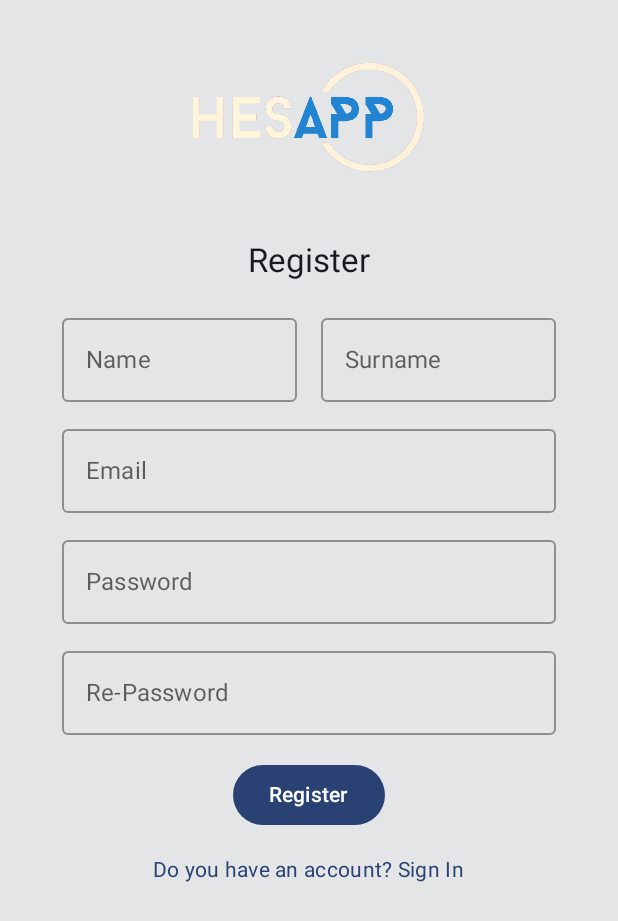
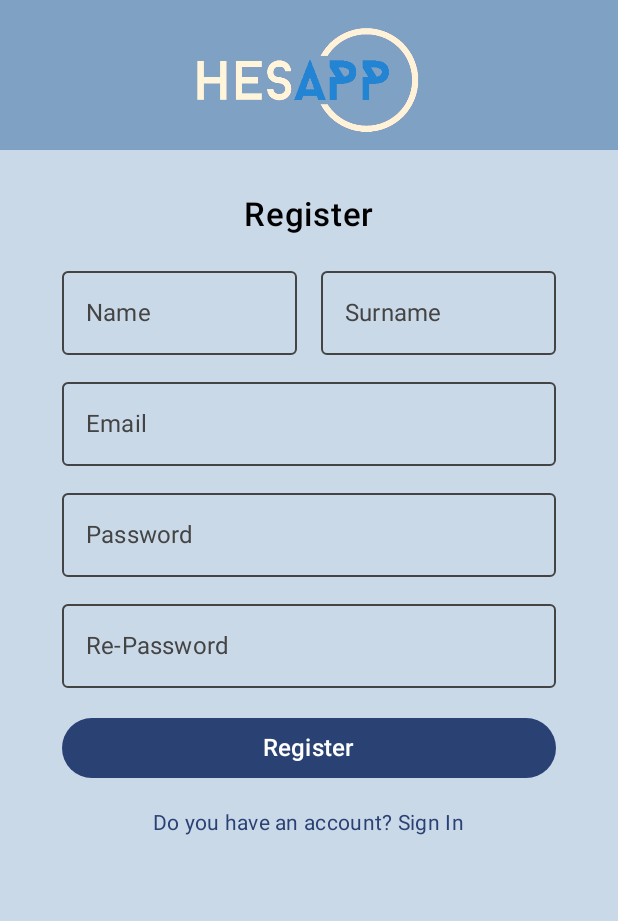
Before and after one commit to emirsansar/HesApp-Tracker---JetPack-Compose, an Android app built with Jetpack Compose: the screen it shows after launch (AuthenticationActivity), after a tap on "Don't have an account? Register", on a phone screen of 412 x 824 dp. Shown: the top 921 px of the screen. Run offline under Robolectric (Android 15) with nearby library versions, the phone set to English and light mode, and no system bars; our stand-ins replace Firebase (no records; nobody signed in at launch, a user with empty details on screens opened directly), livedata-compose.

Commit message:
"The Login and Register screens have been adjusted for light/dark themes, and code improvements have been made."

```diff
--- a/app/src/main/java/com/emirsansar/hesapptracker/view/Authentication/LoginScreen.kt
+++ b/app/src/main/java/com/emirsansar/hesapptracker/view/Authentication/LoginScreen.kt
@@ -6,16 +6,20 @@ import android.os.Handler
 import android.os.Looper
 import android.widget.Toast
 import androidx.compose.foundation.Image
+import androidx.compose.foundation.background
 import androidx.compose.foundation.clickable
 import androidx.compose.foundation.layout.Arrangement
+import androidx.compose.foundation.layout.Box
 import androidx.compose.foundation.layout.Column
 import androidx.compose.foundation.layout.fillMaxSize
 import androidx.compose.foundation.layout.fillMaxWidth
+import androidx.compose.foundation.layout.height
 import androidx.compose.foundation.layout.padding
 import androidx.compose.foundation.layout.width
 import androidx.compose.material.OutlinedTextField
 import androidx.compose.material.Surface
 import androidx.compose.material.Text
+import androidx.compose.material.TextFieldDefaults.outlinedTextFieldColors
 import androidx.compose.material3.Button
 import androidx.compose.material3.MaterialTheme
 import androidx.compose.runtime.Composable
@@ -30,24 +34,36 @@ import androidx.compose.ui.graphics.Color
 import androidx.compose.ui.platform.LocalContext
 import androidx.compose.ui.platform.LocalSoftwareKeyboardController
 import androidx.compose.ui.res.painterResource
+import androidx.compose.ui.text.TextStyle
+import androidx.compose.ui.text.font.FontWeight
 import androidx.compose.ui.text.input.PasswordVisualTransformation
+import androidx.compose.ui.text.input.VisualTransformation
+import androidx.compose.ui.text.style.TextDecoration
 import androidx.compose.ui.unit.dp
+import androidx.compose.ui.unit.sp
 import androidx.navigation.NavController
 import com.emirsansar.hesapptracker.R
+import com.emirsansar.hesapptracker.manager.AppManager
+import com.emirsansar.hesapptracker.ui.theme.DarkThemeColors
+import com.emirsansar.hesapptracker.ui.theme.LightThemeColors
 import com.emirsansar.hesapptracker.view.AppMain.MainActivity
 import com.emirsansar.hesapptracker.viewModel.AuthenticationViewModel
 
 @Composable
-fun LoginScreen(navController: NavController, authVM: AuthenticationViewModel = AuthenticationViewModel() ){
-
+fun LoginScreen(
+    navController: NavController,
+    authVM: AuthenticationViewModel = AuthenticationViewModel()
+){
     val context = LocalContext.current
     val keyboardController = LocalSoftwareKeyboardController.current
+    val appManager = AppManager.getInstance(context)
 
     val emailState = remember { mutableStateOf("") }
     val passwordState = remember { mutableStateOf("") }
 
     val loginState by authVM.loginState.observeAsState(AuthenticationViewModel.LoginState.IDLE)
     val loggingError by authVM.loggingError.observeAsState()
+
 
     LaunchedEffect(loginState) {
         when (loginState) {
@@ -65,24 +81,35 @@ fun LoginScreen(navController: NavController, authVM: AuthenticationViewModel =
 
     Surface(
         modifier = Modifier.fillMaxSize(),
-        color = Color(0xFFe3e5e6)
+        color = if (appManager.isDarkMode.value) DarkThemeColors.BackgroundColor
+                else LightThemeColors.BackgroundColor
     ) {
         Column (
             modifier = Modifier.fillMaxSize(),
             verticalArrangement = Arrangement.Top,
             horizontalAlignment = Alignment.CenterHorizontally)
         {
-            Image(
-                painter = painterResource(id = R.drawable.hesapp),
-                contentDescription = "Uygulama Logosu",
-                modifier = Modifier
-                    .padding(bottom = 40.dp, top = 30.dp)
-                    .width(230.dp)
-            )
+            Box (modifier = Modifier
+                .fillMaxWidth()
+                .height(130.dp)
+                .padding(bottom = 30.dp)
+                .background( if (appManager.isDarkMode.value) DarkThemeColors.BarColor
+                             else LightThemeColors.BarColor ),
+                contentAlignment = Alignment.Center
+            ) {
+                Image(
+                    painter = painterResource(id = R.drawable.hesapp),
+                    contentDescription = "Application Logo",
+                    modifier = Modifier
+                        .width(220.dp)
+                )
+            }
 
-            androidx.compose.material3.Text(
+            Text(
                 text = "Log In",
-                style = MaterialTheme.typography.titleLarge,
+                fontSize = 22.sp,
+                fontWeight = FontWeight.SemiBold,
+                color = if (appManager.isDarkMode.value) Color.White else Color.Black,
                 modifier = Modifier.padding(bottom = 16.dp)
             )
 
@@ -91,43 +118,46 @@ fun LoginScreen(navController: NavController, authVM: AuthenticationViewModel =
                     .fillMaxWidth(0.8f)
             ) {
                 // Email TextField
-                OutlinedTextField(
+                CustomOutlinedTextFieldForAuthScreens(
                     value = emailState.value,
                     onValueChange = { emailState.value = it },
-                    label = { Text("Email") },
-                    modifier = Modifier
-                        .fillMaxWidth()
-                        .padding(bottom = 10.dp)
+                    label = "Email",
+                    isDarkMode = appManager.isDarkMode.value,
+                    modifier = Modifier.fillMaxWidth().padding(bottom = 10.dp)
                 )
 
                 // Password TextField
-                OutlinedTextField(
+                CustomOutlinedTextFieldForAuthScreens(
                     value = passwordState.value,
                     onValueChange = { passwordState.value = it },
-                    label = { Text("Password") },
-                    visualTransformation = PasswordVisualTransformation(),
-                    modifier = Modifier
-                        .fillMaxWidth()
-                        .padding(bottom = 16.dp)
+                    label = "Password",
+                    isDarkMode = appManager.isDarkMode.value,
+                    modifier = Modifier.fillMaxWidth().padding(bottom = 16.dp),
+                    visualTransformation = PasswordVisualTransformation()
                 )
             }
 
-            Button(onClick = {
+            Button(
+                modifier = Modifier.fillMaxWidth(0.8f),
+                onClick = {
                 keyboardController?.hide()
                 authVM.loginUser(emailState.value, passwordState.value) },
                 enabled = loginState != AuthenticationViewModel.LoginState.SUCCESS)
             {
-                androidx.compose.material3.Text(text = "Sign In")
+                Text(text = "Sign In", fontSize = 16.sp, color = Color.White)
             }
 
             if (loginState != AuthenticationViewModel.LoginState.SUCCESS) {
                 Text(
                     text = "Don't have an account? Register",
-                    style = MaterialTheme.typography.bodyMedium,
+                    style = MaterialTheme.typography.bodyMedium.copy(
+                        textDecoration = TextDecoration.Underline
+                    ),
+                    color = if (appManager.isDarkMode.value) Color.White
+                            else MaterialTheme.colorScheme.primary,
                     modifier = Modifier
                         .padding(top = 16.dp)
                         .clickable { navigateToRegisterScreen(navController) },
-                    color = MaterialTheme.colorScheme.primary
                 )
             }
         }
@@ -135,10 +165,45 @@ fun LoginScreen(navController: NavController, authVM: AuthenticationViewModel =
 
 }
 
+
+// Composable:
+
+@Composable
+fun CustomOutlinedTextFieldForAuthScreens(
+    value: String,
+    onValueChange: (String) -> Unit,
+    label: String,
+    isDarkMode: Boolean,
+    modifier: Modifier = Modifier,
+    visualTransformation: PasswordVisualTransformation? = null
+) {
+    OutlinedTextField(
+        value = value,
+        onValueChange = onValueChange,
+        label = { Text(label) },
+        visualTransformation = visualTransformation ?: VisualTransformation.None,
+        modifier = modifier,
+        colors = outlinedTextFieldColors(
+            textColor = if (isDarkMode) Color.White else Color.Black,
+            focusedBorderColor = MaterialTheme.colorScheme.primary,
+            unfocusedBorderColor = if (isDarkMode) Color.Gray else Color.DarkGray,
+            focusedLabelColor = if (isDarkMode) Color.LightGray else Color.DarkGray,
+            unfocusedLabelColor = if (isDarkMode) Color.LightGray else Color.DarkGray,
+            cursorColor = if (isDarkMode) Color.LightGray else Color.DarkGray
+        ),
+        textStyle = TextStyle(fontSize = 16.sp)
+    )
+}
+
+
+// Functions:
+
+// Navigates to the registration screen.
 fun navigateToRegisterScreen(navController: NavController) {
     navController.navigate("register_screen")
 }
 
+// Navigates to the main application screen after a delay with a fade transition.
 fun navigateToAppMainScreen(context: Context) {
     Handler(Looper.getMainLooper()).postDelayed({
         val intent = Intent(context, MainActivity::class.java)
--- a/app/src/main/java/com/emirsansar/hesapptracker/view/Authentication/RegisterScreen.kt
+++ b/app/src/main/java/com/emirsansar/hesapptracker/view/Authentication/RegisterScreen.kt
@@ -3,15 +3,17 @@ package com.emirsansar.hesapptracker.view.Authentication
 import android.widget.Toast
 import androidx.activity.compose.BackHandler
 import androidx.compose.foundation.Image
+import androidx.compose.foundation.background
 import androidx.compose.foundation.clickable
 import androidx.compose.foundation.layout.Arrangement
+import androidx.compose.foundation.layout.Box
 import androidx.compose.foundation.layout.Column
 import androidx.compose.foundation.layout.Row
 import androidx.compose.foundation.layout.fillMaxSize
 import androidx.compose.foundation.layout.fillMaxWidth
+import androidx.compose.foundation.layout.height
 import androidx.compose.foundation.layout.padding
 import androidx.compose.foundation.layout.width
-import androidx.compose.material.OutlinedTextField
 import androidx.compose.material.Surface
 import androidx.compose.material3.Button
 import androidx.compose.material3.MaterialTheme
@@ -28,17 +30,25 @@ import androidx.compose.ui.graphics.Color
 import androidx.compose.ui.platform.LocalContext
 import androidx.compose.ui.platform.LocalSoftwareKeyboardController
 import androidx.compose.ui.res.painterResource
+import androidx.compose.ui.text.font.FontWeight
 import androidx.compose.ui.text.input.PasswordVisualTransformation
 import androidx.compose.ui.unit.dp
+import androidx.compose.ui.unit.sp
 import androidx.navigation.NavController
 import com.emirsansar.hesapptracker.R
+import com.emirsansar.hesapptracker.manager.AppManager
+import com.emirsansar.hesapptracker.ui.theme.DarkThemeColors
+import com.emirsansar.hesapptracker.ui.theme.LightThemeColors
 import com.emirsansar.hesapptracker.viewModel.AuthenticationViewModel
 
 @Composable
-fun RegisterScreen(navController: NavController, authVM: AuthenticationViewModel = AuthenticationViewModel() ){
-
+fun RegisterScreen(
+    navController: NavController,
+    authVM: AuthenticationViewModel = AuthenticationViewModel()
+){
     val context = LocalContext.current
     val keyboardController = LocalSoftwareKeyboardController.current
+    val appManager = AppManager.getInstance(context)
 
     val nameState = remember { mutableStateOf("") }
     val surnameState = remember { mutableStateOf("") }
@@ -71,24 +81,35 @@ fun RegisterScreen(navController: NavController, authVM: AuthenticationViewModel
 
     Surface(
         modifier = Modifier.fillMaxSize(),
-        color = Color(0xFFe3e5e6)
+        color = if (appManager.isDarkMode.value) DarkThemeColors.BackgroundColor
+                else LightThemeColors.BackgroundColor
     ) {
         Column (
             modifier = Modifier.fillMaxSize(),
             verticalArrangement = Arrangement.Top,
             horizontalAlignment = Alignment.CenterHorizontally)
         {
-            Image(
-                painter = painterResource(id = R.drawable.hesapp),
-                contentDescription = "Uygulama Logosu",
-                modifier = Modifier
-                    .padding(bottom = 40.dp, top = 30.dp)
-                    .width(230.dp)
-            )
+            Box (modifier = Modifier
+                .fillMaxWidth()
+                .height(130.dp)
+                .padding(bottom = 30.dp)
+                .background( if (appManager.isDarkMode.value) DarkThemeColors.BarColor
+                else LightThemeColors.BarColor ),
+                contentAlignment = Alignment.Center
+            ) {
+                Image(
+                    painter = painterResource(id = R.drawable.hesapp),
+                    contentDescription = "Application Logo",
+                    modifier = Modifier
+                        .width(220.dp)
+                )
+            }
 
             Text(
                 text = "Register",
-                style = MaterialTheme.typography.titleLarge,
+                fontSize = 22.sp,
+                fontWeight = FontWeight.SemiBold,
+                color = if (appManager.isDarkMode.value) Color.White else Color.Black,
                 modifier = Modifier.padding(bottom = 16.dp)
             )
 
@@ -101,81 +122,80 @@ fun RegisterScreen(navController: NavController, authVM: AuthenticationViewModel
                     verticalAlignment = Alignment.CenterVertically
                 )
                 {
-                    OutlinedTextField( // Name TextField
+                    // Name TextField
+                    CustomOutlinedTextFieldForAuthScreens(
                         value = nameState.value,
                         onValueChange = { nameState.value = it },
-                        label = { androidx.compose.material.Text("Name") },
-                        modifier = Modifier
-                            .weight(1f)
-                            .fillMaxWidth()
-                            .padding(bottom = 10.dp)
+                        label = "Name",
+                        isDarkMode = appManager.isDarkMode.value,
+                        modifier = Modifier.weight(1f).fillMaxWidth().padding(bottom = 10.dp)
                     )
 
-                    OutlinedTextField( // Surname TextField
+                    // Surname TextField
+                    CustomOutlinedTextFieldForAuthScreens(
                         value = surnameState.value,
                         onValueChange = { surnameState.value = it },
-                        label = { androidx.compose.material.Text("Surname") },
-                        modifier = Modifier
-                            .weight(1f)
-                            .fillMaxWidth()
-                            .padding(bottom = 10.dp)
+                        label = "Surname",
+                        isDarkMode = appManager.isDarkMode.value,
+                        modifier = Modifier.weight(1f).fillMaxWidth().padding(bottom = 10.dp)
                     )
                 }
 
                 // Email TextField
-                OutlinedTextField(
+                CustomOutlinedTextFieldForAuthScreens(
                     value = emailState.value,
                     onValueChange = { emailState.value = it },
-                    label = { androidx.compose.material.Text("Email") },
-                    modifier = Modifier
-                        .fillMaxWidth()
-                        .padding(bottom = 10.dp)
+                    label = "Email",
+                    isDarkMode = appManager.isDarkMode.value,
+                    modifier = Modifier.fillMaxWidth().padding(bottom = 10.dp)
                 )
 
                 // Password TextField
-                OutlinedTextField(
+                CustomOutlinedTextFieldForAuthScreens(
                     value = passwordState.value,
                     onValueChange = { passwordState.value = it },
-                    label = { androidx.compose.material.Text("Password") },
-                    visualTransformation = PasswordVisualTransformation(),
-                    modifier = Modifier
-                        .fillMaxWidth()
-                        .padding(bottom = 10.dp)
+                    label = "Password",
+                    isDarkMode = appManager.isDarkMode.value,
+                    modifier = Modifier.fillMaxWidth().padding(bottom = 10.dp),
+                    visualTransformation = PasswordVisualTransformation()
                 )
 
                 // Re-password TextField
-                OutlinedTextField(
+                CustomOutlinedTextFieldForAuthScreens(
                     value = rePasswordState.value,
                     onValueChange = { rePasswordState.value = it },
-                    label = { androidx.compose.material.Text("Re-Password") },
-                    visualTransformation = PasswordVisualTransformation(),
-                    modifier = Modifier
-                        .fillMaxWidth()
-                        .padding(bottom = 16.dp)
+                    label = "Re-Password",
+                    isDarkMode = appManager.isDarkMode.value,
+                    modifier = Modifier.fillMaxWidth().padding(bottom = 16.dp),
+                    visualTransformation = PasswordVisualTransformation()
                 )
             }
 
             Button(
+                modifier = Modifier.fillMaxWidth(0.8f),
                 onClick = {
                     keyboardController?.hide()
                     authVM.registerUserToFirebaseAuth(emailState.value, passwordState.value, nameState.value, surnameState.value) })
             {
-                Text(text = "Register")
+                Text(text = "Register", fontSize = 16.sp,
+                     color = Color.White)
             }
 
             Text(
                 text = "Do you have an account? Sign In",
                 style = MaterialTheme.typography.bodyMedium,
+                color = if (appManager.isDarkMode.value) Color.White
+                        else MaterialTheme.colorScheme.primary,
                 modifier = Modifier
                     .padding(top = 16.dp)
-                    .clickable { navigateToLoginScreen(navController) },
-                color = MaterialTheme.colorScheme.primary
+                    .clickable { navigateToLoginScreen(navController) }
             )
         }
     }
 
 }
 
+
 fun navigateToLoginScreen(navController: NavController) {
     navController.navigate("login_screen") {
         popUpTo("register_screen") { inclusive = true }
```
